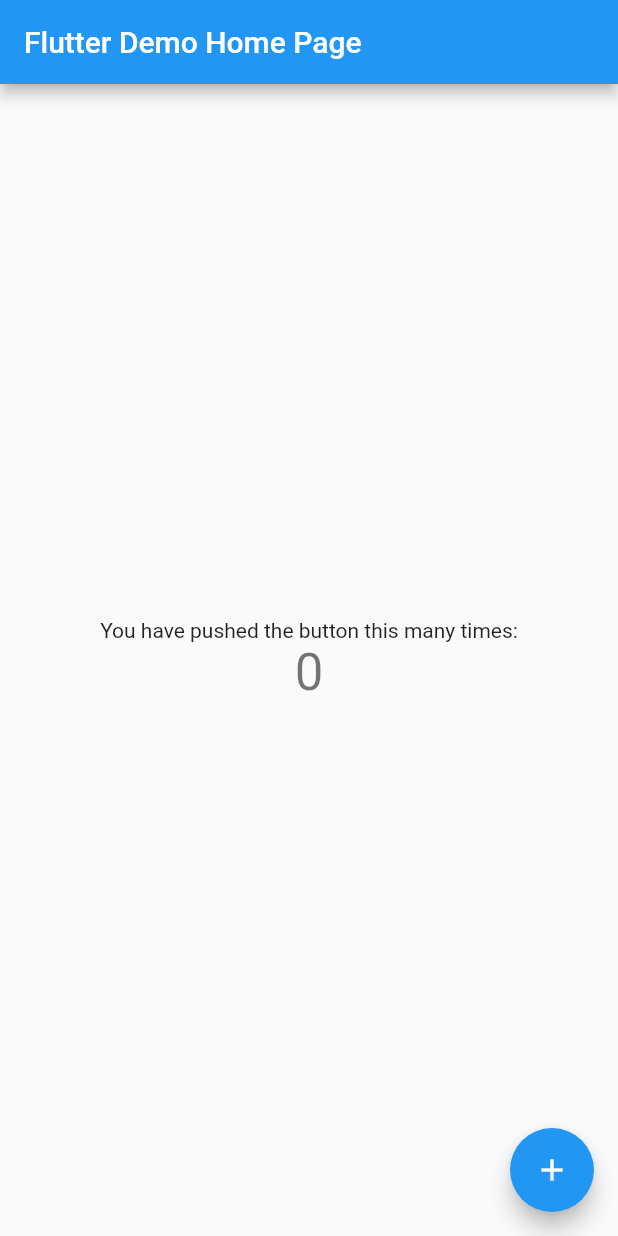
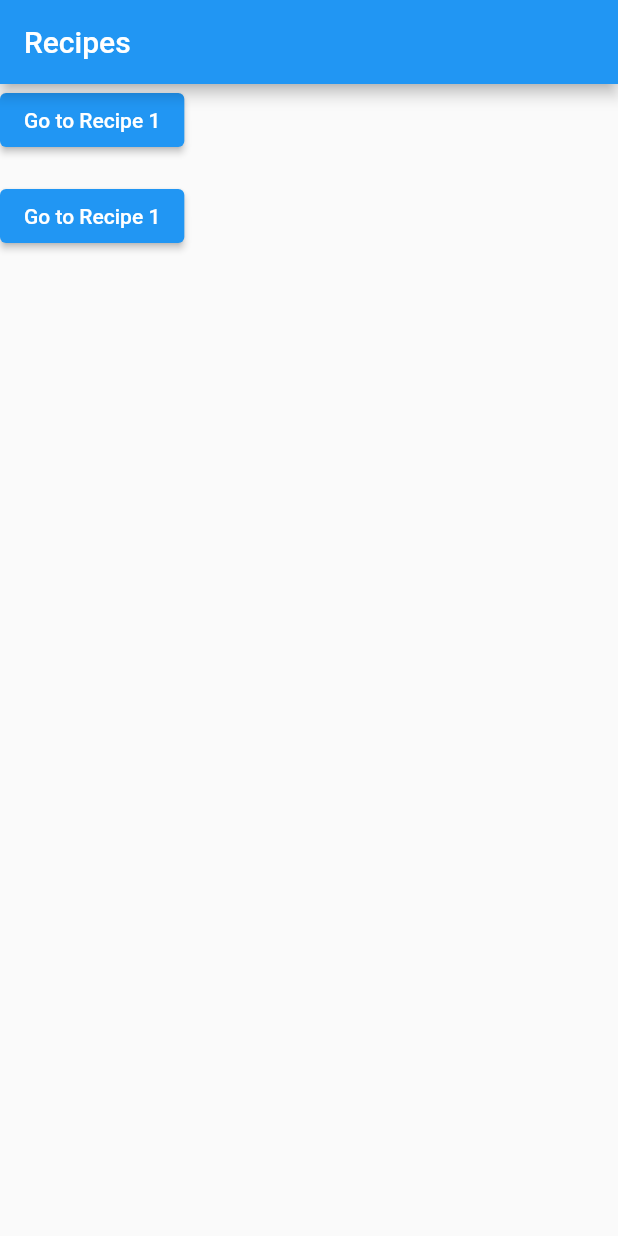
Before and after one commit to mohanedy/go-router-example-with-type-safe-routes, a Flutter app: the screen it shows after launch, on a phone screen of 412 x 824 dp. Run offline on Flutter 3.47's test engine with Material 2 defaults, Android fonts, the phone set to English and light mode, and no system bars; our stand-ins replace go_router.

Commit message:
feat: Implement go_router initial configurations

```diff
--- a/lib/main.dart
+++ b/lib/main.dart
@@ -1,5 +1,6 @@
+import 'package:flutter/material.dart';
 
-import 'package:flutter/material.dart';
+import 'router/index.dart';
 
 void main() {
   runApp(const MyApp());
@@ -11,106 +12,14 @@ class MyApp extends StatelessWidget {
   // This widget is the root of your application.
   @override
   Widget build(BuildContext context) {
-    return MaterialApp(
-      title: 'Flutter Demo',
+    return MaterialApp.router(
+      title: 'Type-safe routes Demo',
       theme: ThemeData(
-        // This is the theme of your application.
-        //
-        // Try running your application with "flutter run". You'll see the
-        // application has a blue toolbar. Then, without quitting the app, try
-        // changing the primarySwatch below to Colors.green and then invoke
-        // "hot reload" (press "r" in the console where you ran "flutter run",
-        // or simply save your changes to "hot reload" in a Flutter IDE).
-        // Notice that the counter didn't reset back to zero; the application
-        // is not restarted.
         primarySwatch: Colors.blue,
       ),
-      home: const MyHomePage(title: 'Flutter Demo Home Page'),
+      routeInformationParser: AppRouter.router.routeInformationParser,
+      routerDelegate: AppRouter.router.routerDelegate,
+      routeInformationProvider: AppRouter.router.routeInformationProvider,
     );
   }
 }
-
-class MyHomePage extends StatefulWidget {
-  const MyHomePage({super.key, required this.title});
-
-  // This widget is the home page of your application. It is stateful, meaning
-  // that it has a State object (defined below) that contains fields that affect
-  // how it looks.
-
-  // This class is the configuration for the state. It holds the values (in this
-  // case the title) provided by the parent (in this case the App widget) and
-  // used by the build method of the State. Fields in a Widget subclass are
-  // always marked "final".
-
-  final String title;
-
-  @override
-  State<MyHomePage> createState() => _MyHomePageState();
-}
-
-class _MyHomePageState extends State<MyHomePage> {
-  int _counter = 0;
-
-  void _incrementCounter() {
-    setState(() {
-      // This call to setState tells the Flutter framework that something has
-      // changed in this State, which causes it to rerun the build method below
-      // so that the display can reflect the updated values. If we changed
-      // _counter without calling setState(), then the build method would not be
-      // called again, and so nothing would appear to happen.
-      _counter++;
-    });
-  }
-
-  @override
-  Widget build(BuildContext context) {
-    // This method is rerun every time setState is called, for instance as done
-    // by the _incrementCounter method above.
-    //
-    // The Flutter framework has been optimized to make rerunning build methods
-    // fast, so that you can just rebuild anything that needs updating rather
-    // than having to individually change instances of widgets.
-    return Scaffold(
-      appBar: AppBar(
-        // Here we take the value from the MyHomePage object that was created by
-        // the App.build method, and use it to set our appbar title.
-        title: Text(widget.title),
-      ),
-      body: Center(
-        // Center is a layout widget. It takes a single child and positions it
-        // in the middle of the parent.
-        child: Column(
-          // Column is also a layout widget. It takes a list of children and
-          // arranges them vertically. By default, it sizes itself to fit its
-          // children horizontally, and tries to be as tall as its parent.
-          //
-          // Invoke "debug painting" (press "p" in the console, choose the
-          // "Toggle Debug Paint" action from the Flutter Inspector in Android
-          // Studio, or the "Toggle Debug Paint" command in Visual Studio Code)
-          // to see the wireframe for each widget.
-          //
-          // Column has various properties to control how it sizes itself and
-          // how it positions its children. Here we use mainAxisAlignment to
-          // center the children vertically; the main axis here is the vertical
-          // axis because Columns are vertical (the cross axis would be
-          // horizontal).
-          mainAxisAlignment: MainAxisAlignment.center,
-          children: <Widget>[
-            const Text(
-              'You have pushed the button this many times:',
-            ),
-            Text(
-              '$_counter',
-              style: Theme.of(context).textTheme.headlineMedium,
-            ),
-          ],
-        ),
-      ),
-      floatingActionButton: FloatingActionButton(
-        onPressed: _incrementCounter,
-        tooltip: 'Increment',
-        child: const Icon(Icons.add),
-      ), // This trailing comma makes auto-formatting nicer for build methods.
-    );
-  }
-}
--- /dev/null
+++ b/lib/pages/index.dart
@@ -0,0 +1,2 @@
+export 'recipes_list_page.dart';
+export 'recipe_details_page.dart';
--- /dev/null
+++ b/lib/pages/recipes_list_page.dart
@@ -0,0 +1,42 @@
+import 'package:flutter/material.dart';
+import 'package:go_router/go_router.dart';
+
+class RecipesListPage extends StatelessWidget {
+  const RecipesListPage({super.key});
+
+  @override
+  Widget build(BuildContext context) {
+    return Scaffold(
+      appBar: AppBar(
+        title: const Text('Recipes'),
+      ),
+      body: Column(
+        children: [
+          ElevatedButton(
+            onPressed: () => context.pushNamed(
+              'recipeDetails',
+              extra: {
+                'recipeId': 1,
+                'recipeName': 'Recipe 1',
+                'recipeDetails': 'Recipe 1 details',
+              },
+            ),
+            child: const Text('Go to Recipe 1'),
+          ),
+          const SizedBox(height: 16),
+          ElevatedButton(
+            onPressed: () => context.pushNamed(
+              'recipeDetails',
+              extra: {
+                'recipeId': 1,
+                'recipeName': 'Recipe 1',
+                'recipeDetails': 'Recipe 1 details',
+              },
+            ),
+            child: const Text('Go to Recipe 1'),
+          ),
+        ],
+      ),
+    );
+  }
+}
--- /dev/null
+++ b/lib/router/app_router.dart
@@ -0,0 +1,54 @@
+import 'package:flutter/foundation.dart';
+import 'package:flutter/material.dart';
+import 'package:go_router/go_router.dart';
+import 'package:go_router_example_with_type_safe_routes/pages/recipe_details_page.dart';
+import 'package:go_router_example_with_type_safe_routes/pages/recipes_list_page.dart';
+
+/// Contains all of the app routes configurations
+class AppRouter {
+  static final router = GoRouter(
+    debugLogDiagnostics: kDebugMode,
+    initialLocation: '/recipesList',
+    routes: [
+      GoRoute(
+        name: 'recipesList',
+        path: '/recipesList',
+        pageBuilder: (context, state) => MaterialPage(
+          key: state.pageKey,
+          child: const RecipesListPage(),
+        ),
+      ),
+      GoRoute(
+          name: 'recipeDetails',
+          path: '/recipeDetails',
+          pageBuilder: (context, state) {
+            final extraMap = state.extra as Map<String, dynamic>;
+
+            final recipeId = extraMap['recipeId'] as int;
+            final recipeName = extraMap['recipeName'] as String;
+            final recipeDetails = extraMap['recipeDetails'] as String;
+
+            return MaterialPage(
+              key: state.pageKey,
+              child: RecipeDetailsPage(
+                recipeDetails: recipeDetails,
+                recipeId: recipeId,
+                recipeName: recipeName,
+              ),
+            );
+          }),
+    ],
+    errorPageBuilder: (ctx, state) {
+      return MaterialPage(
+        key: state.pageKey,
+        child: Scaffold(
+          body: Center(
+            child: Text(
+              'Error: ${state.error}',
+            ),
+          ),
+        ),
+      );
+    },
+  );
+}
--- /dev/null
+++ b/lib/router/index.dart
@@ -0,0 +1,2 @@
+export 'app_router.dart';
+export 'app_routes.dart';
```
Also changed, not shown: lib/pages/recipe_details_page.dart (added, +39 -0 lines), lib/router/app_routes.dart (added, +33 -0 lines).
